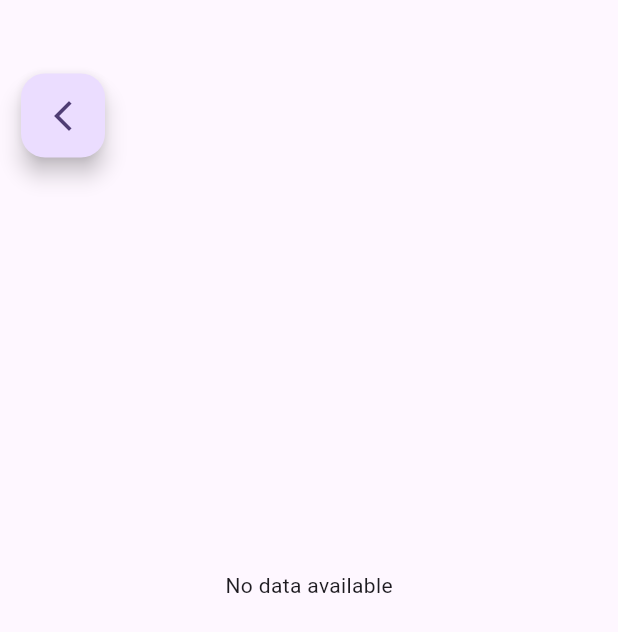
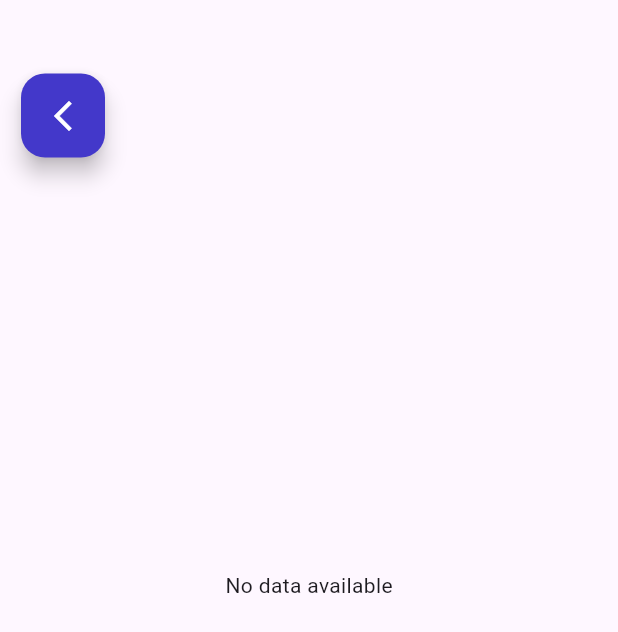
Before and after one commit to KarthikPrabhu23/MapDesk, a Flutter app: the MapScreen screen opened directly, on a phone screen of 412 x 824 dp. Shown: the top 632 px of the screen. Run offline on Flutter 3.47's test engine with Material 3 defaults, Android fonts, the phone set to English and light mode, and no system bars; our stand-ins replace cloud_firestore, firebase_auth, firebase_core, firebase_database, firebase_storage, geolocator and 4 more; missing offline and left inert: custom_info_window, google_maps_webservice; accounts and stored records are empty.

Commit message:
UI change color

```diff
--- a/lib/Map/map_screen.dart
+++ b/lib/Map/map_screen.dart
@@ -22,8 +22,6 @@ class MapScreen extends StatefulWidget {
 
   @override
   State<MapScreen> createState() => MapScreenState();
-  // _CustomInfoWindowExampleState createState() =>
-  //     _CustomInfoWindowExampleState();
 }
 
 class MapScreenState extends State<MapScreen> {
@@ -41,10 +39,10 @@ class MapScreenState extends State<MapScreen> {
   final Completer<GoogleMapController> _controllerCompleter =
       Completer<GoogleMapController>();
 
+  // late CameraPosition _initialPosition;
   late CameraPosition _initialPosition = const CameraPosition(
-    target: LatLng(
-        12.898799, 74.984734), // Default position (e.g., center of the world)
-    zoom: 10, // Default zoom level
+    target: LatLng( 12.898799, 74.984734), // Default position
+    zoom: 10,
   );
 
   @override
@@ -56,12 +54,9 @@ class MapScreenState extends State<MapScreen> {
   @override
   void initState() {
     super.initState();
-
     _getCurrentLocation();
     _fetchtargetLocation();
-
     setCustomMapPin();
-
     locationStream();
   }
 
@@ -346,7 +341,8 @@ class MapScreenState extends State<MapScreen> {
                   onPressed: () {
                     Navigator.pop(context);
                   },
-                  // icon: const Icon(Icons.home),
+                  backgroundColor: const Color(0xff4338CA), // Set the background color
+                  foregroundColor: Colors.white,
                   child: const Icon(Icons.arrow_back_ios_new),
                 ),
               ],
```
Also changed, not shown: lib/Home/home_page.dart (+7 -12 lines).
